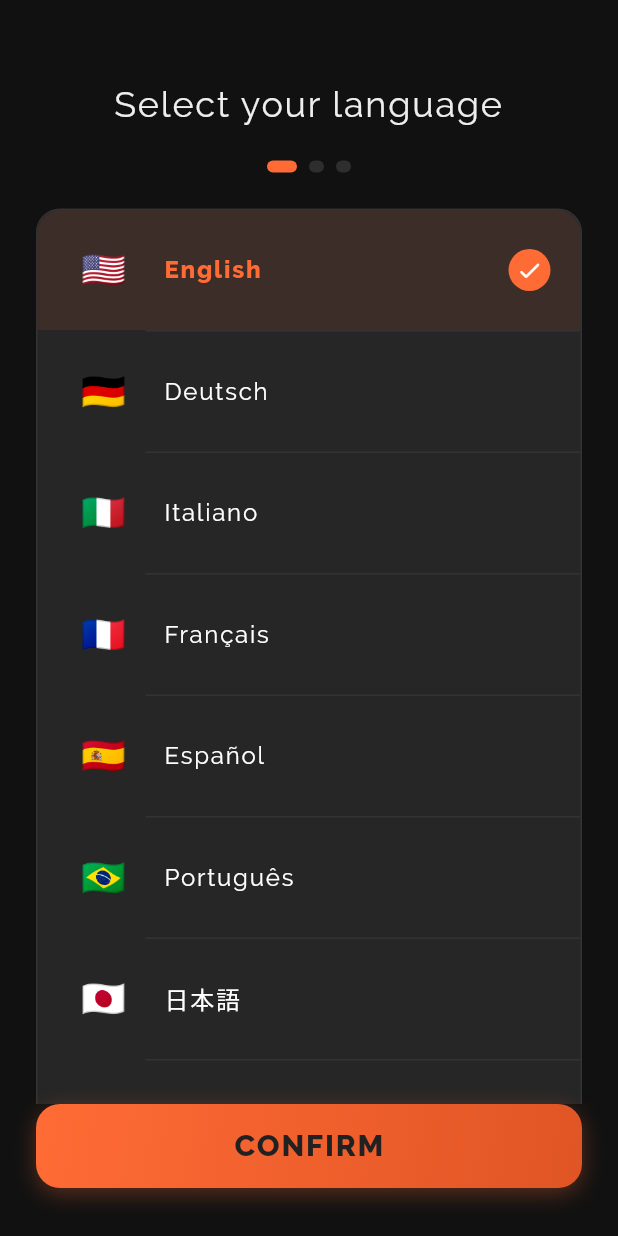
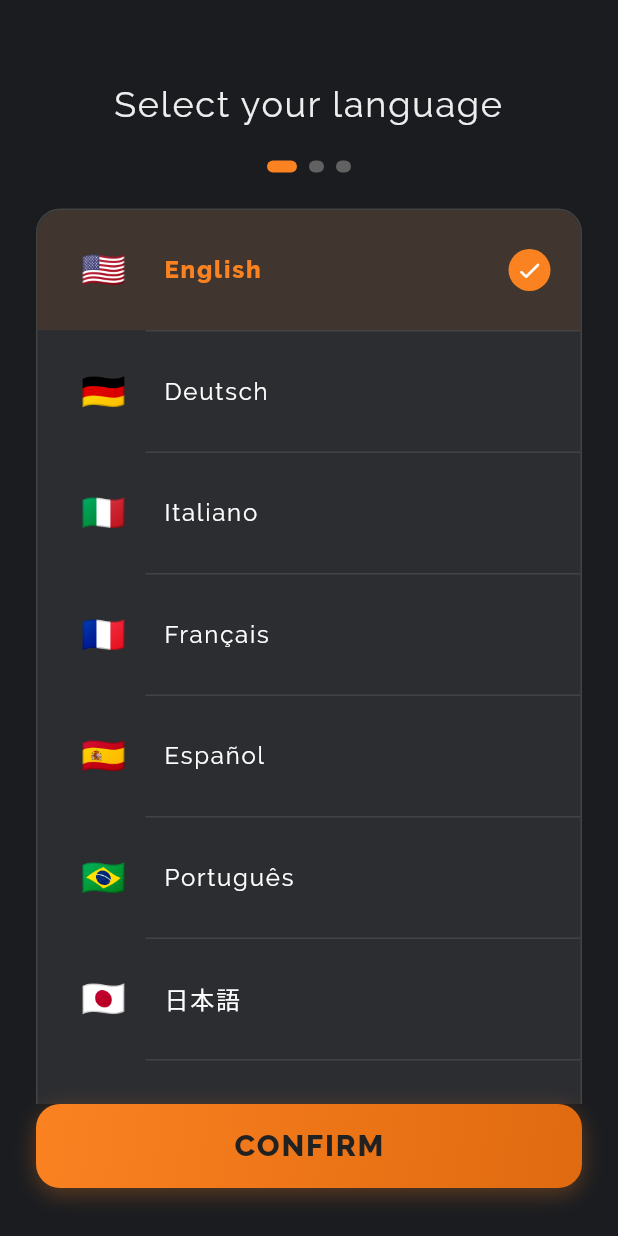
Before and after one commit to filippefrulli/watch-next, a Flutter app: the screen it shows after launch, on a phone screen of 412 x 824 dp. Run offline on Flutter 3.47's test engine with Material 3 defaults, Android fonts, the light colour scheme and no system bars; drawn by our look-alikes of delayed_display, oktoast; our stand-ins replace cached_network_image, cloud_firestore, csv, easy_localization, file_picker, firebase_analytics and 14 more; missing offline and left inert: openai_dart; accounts and stored records are empty.

Commit message:
Centralised colors

```diff
--- a/lib/utils/app_colors.dart
+++ b/lib/utils/app_colors.dart
@@ -23,14 +23,14 @@ class AppColors extends ThemeExtension<AppColors> {
   });
 
   static const defaults = AppColors(
-    accent:       Color(0xFFFF6B35), // lighter tomato-orange
-    accentDark:   Color(0xFFE05525), // darker shade
-    background:   Color(0xFF111111), // darker charcoal
-    surface:      Color(0xFF262626), // dark grey card
-    border:       Color(0xFF333333), // subtle grey border
-    borderSubtle: Color(0xFF2E2E2E),
-    inactive:     Color(0xFF2E2E2E),
-    chip:         Color(0xFF2E2E2E),
+    accent: Color(0xFFFB8221),
+    accentDark: Color(0xFFE06A10),
+    background: Color(0xFF1A1C20),
+    surface: Color(0xFF2C2D31),
+    border: Color(0xFF424242), // original border
+    borderSubtle: Color(0xFF616161),
+    inactive: Color(0xFF616161),
+    chip: Color(0xFF424242),
   );
 
   @override
```
